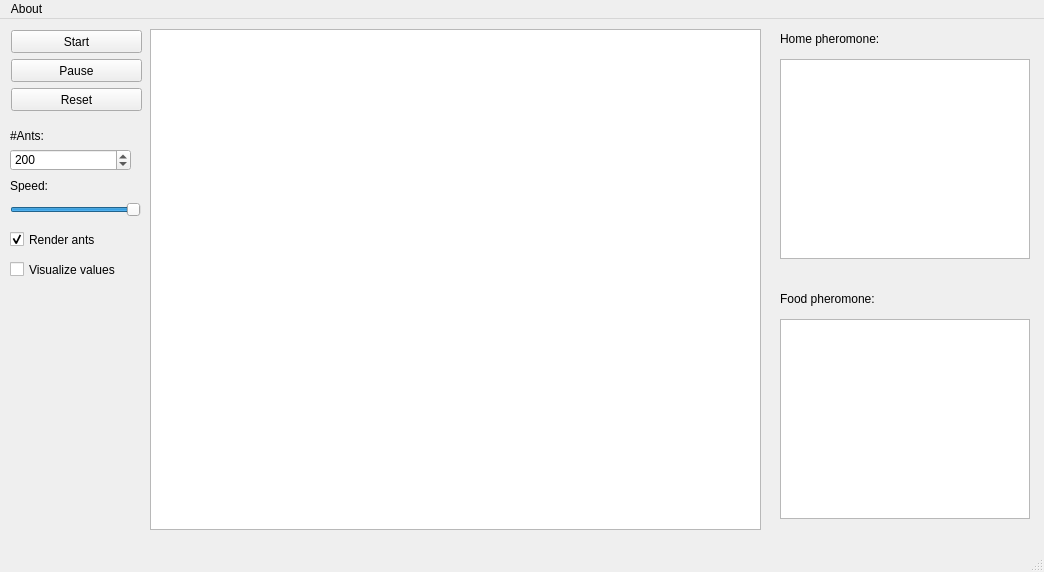
Above: mainwindow.ui from GiorgosMethe/AntsMovement before the change. Below: the same form after it.
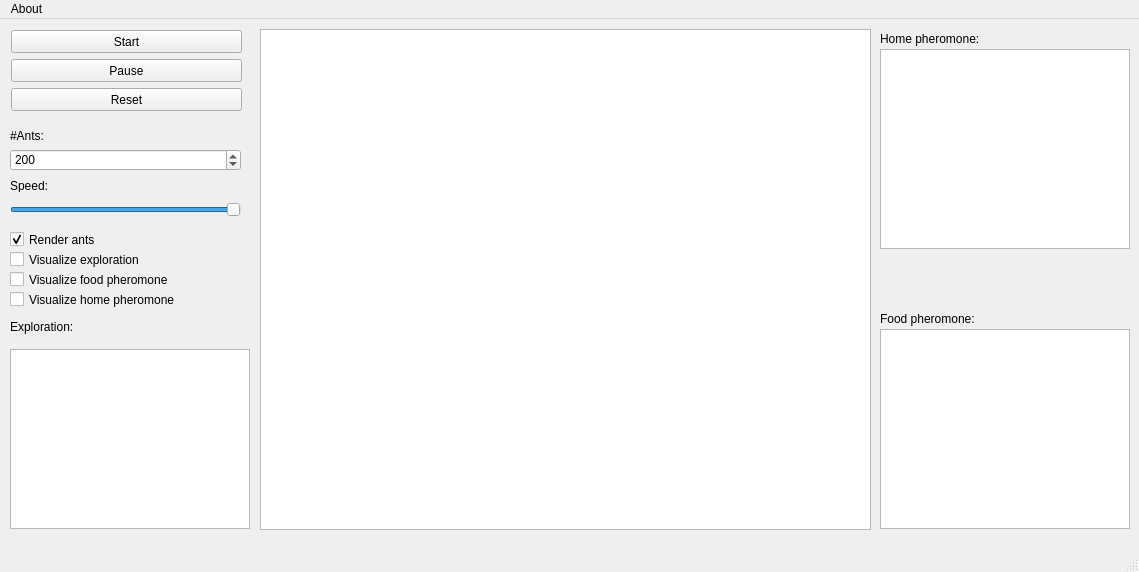
That is the form after the change.

What changed in the file:
```diff
--- a/mainwindow.ui
+++ b/mainwindow.ui
@@ -6,7 +6,7 @@
    <rect>
     <x>0</x>
     <y>0</y>
-    <width>1044</width>
+    <width>1139</width>
     <height>572</height>
    </rect>
   </property>
@@ -19,7 +19,7 @@
      <rect>
       <x>10</x>
       <y>130</y>
-      <width>121</width>
+      <width>231</width>
       <height>22</height>
      </rect>
     </property>
@@ -51,7 +51,7 @@
      <rect>
       <x>10</x>
       <y>180</y>
-      <width>131</width>
+      <width>231</width>
       <height>22</height>
      </rect>
     </property>
@@ -89,7 +89,7 @@
      <rect>
       <x>10</x>
       <y>210</y>
-      <width>111</width>
+      <width>231</width>
       <height>21</height>
      </rect>
     </property>
@@ -104,19 +104,19 @@
     <property name="geometry">
      <rect>
       <x>10</x>
-      <y>240</y>
-      <width>121</width>
+      <y>230</y>
+      <width>231</width>
       <height>21</height>
      </rect>
     </property>
     <property name="text">
-     <string>Visualize values</string>
+     <string>Visualize exploration</string>
     </property>
    </widget>
    <widget class="QGraphicsView" name="graphicsView">
     <property name="geometry">
      <rect>
-      <x>150</x>
+      <x>260</x>
       <y>10</y>
       <width>611</width>
       <height>501</height>
@@ -141,8 +141,8 @@
    <widget class="QGraphicsView" name="graphicsView_2">
     <property name="geometry">
      <rect>
-      <x>780</x>
-      <y>40</y>
+      <x>880</x>
+      <y>30</y>
       <width>250</width>
       <height>200</height>
      </rect>
@@ -151,8 +151,8 @@
    <widget class="QGraphicsView" name="graphicsView_3">
     <property name="geometry">
      <rect>
-      <x>780</x>
-      <y>300</y>
+      <x>880</x>
+      <y>310</y>
       <width>250</width>
       <height>200</height>
      </rect>
@@ -161,7 +161,7 @@
    <widget class="QLabel" name="label_3">
     <property name="geometry">
      <rect>
-      <x>780</x>
+      <x>880</x>
       <y>10</y>
       <width>131</width>
       <height>20</height>
@@ -174,8 +174,8 @@
    <widget class="QLabel" name="label_4">
     <property name="geometry">
      <rect>
-      <x>780</x>
-      <y>270</y>
+      <x>880</x>
+      <y>290</y>
       <width>131</width>
       <height>20</height>
      </rect>
@@ -189,7 +189,7 @@
      <rect>
       <x>11</x>
       <y>11</y>
-      <width>131</width>
+      <width>231</width>
       <height>23</height>
      </rect>
     </property>
@@ -202,7 +202,7 @@
      <rect>
       <x>11</x>
       <y>40</y>
-      <width>131</width>
+      <width>231</width>
       <height>23</height>
      </rect>
     </property>
@@ -215,7 +215,7 @@
      <rect>
       <x>11</x>
       <y>69</y>
-      <width>131</width>
+      <width>231</width>
       <height>23</height>
      </rect>
     </property>
@@ -223,13 +223,62 @@
      <string>Reset</string>
     </property>
    </widget>
+   <widget class="QGraphicsView" name="graphicsView_4">
+    <property name="geometry">
+     <rect>
+      <x>10</x>
+      <y>330</y>
+      <width>240</width>
+      <height>180</height>
+     </rect>
+    </property>
+   </widget>
+   <widget class="QLabel" name="label_5">
+    <property name="geometry">
+     <rect>
+      <x>10</x>
+      <y>300</y>
+      <width>81</width>
+      <height>16</height>
+     </rect>
+    </property>
+    <property name="text">
+     <string>Exploration:</string>
+    </property>
+   </widget>
+   <widget class="QCheckBox" name="checkBox_3">
+    <property name="geometry">
+     <rect>
+      <x>10</x>
+      <y>250</y>
+      <width>231</width>
+      <height>21</height>
+     </rect>
+    </property>
+    <property name="text">
+     <string>Visualize food pheromone</string>
+    </property>
+   </widget>
+   <widget class="QCheckBox" name="checkBox_4">
+    <property name="geometry">
+     <rect>
+      <x>10</x>
+      <y>270</y>
+      <width>231</width>
+      <height>21</height>
+     </rect>
+    </property>
+    <property name="text">
+     <string>Visualize home pheromone</string>
+    </property>
+   </widget>
   </widget>
   <widget class="QMenuBar" name="menuBar">
    <property name="geometry">
     <rect>
      <x>0</x>
      <y>0</y>
-     <width>1044</width>
+     <width>1139</width>
      <height>20</height>
     </rect>
    </property>
```
